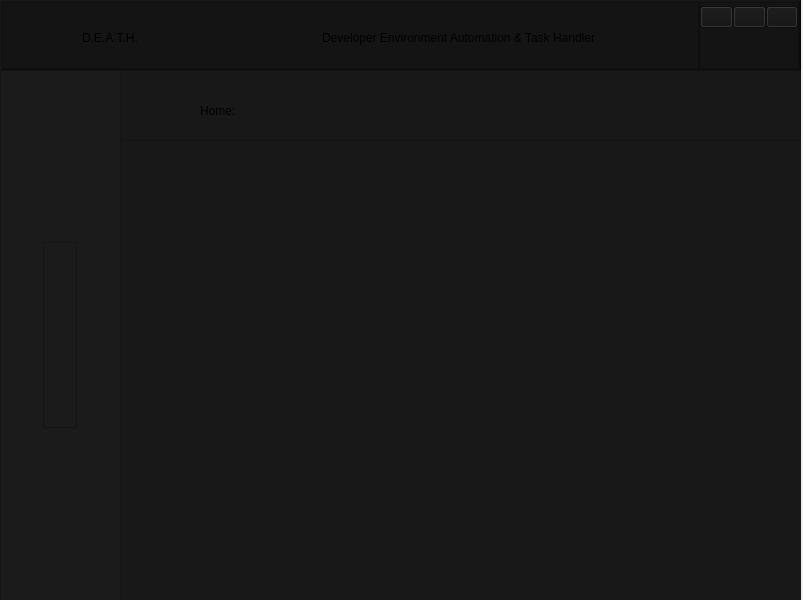
ThatNerd404/D.E.A.T.H, file Gui/Main_Gui.ui: the form before one commit.
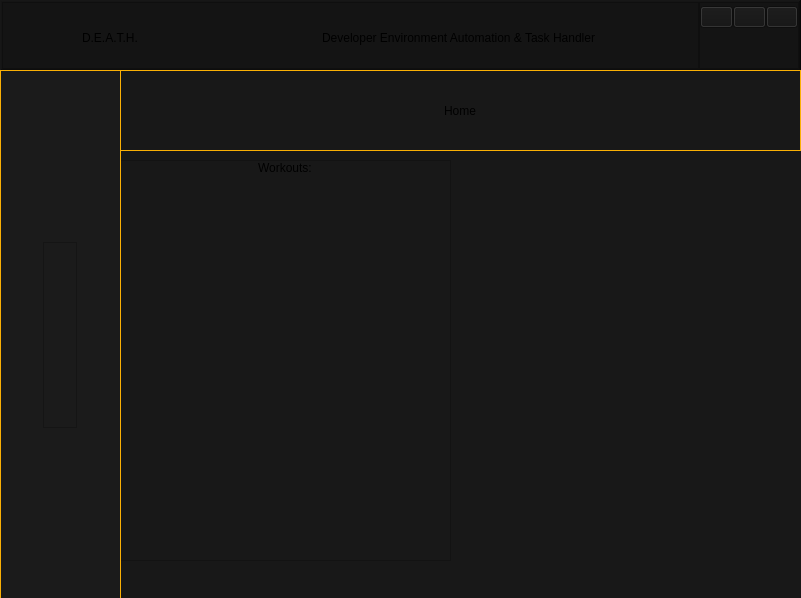
The form after the commit. Icons and pictures are not drawn.

What changed in the file:
```diff
--- a/Gui/Main_Gui.ui
+++ b/Gui/Main_Gui.ui
@@ -6,8 +6,8 @@
    <rect>
     <x>0</x>
     <y>0</y>
-    <width>803</width>
-    <height>600</height>
+    <width>801</width>
+    <height>598</height>
    </rect>
   </property>
   <property name="maximumSize">
@@ -228,12 +228,12 @@
      <rect>
       <x>0</x>
       <y>70</y>
-      <width>801</width>
+      <width>811</width>
       <height>531</height>
      </rect>
     </property>
     <property name="styleSheet">
-     <string notr="true">background-color: blue</string>
+     <string notr="true"/>
     </property>
     <property name="frameShape">
      <enum>QFrame::StyledPanel</enum>
@@ -263,32 +263,113 @@
          <x>0</x>
          <y>0</y>
          <width>681</width>
-         <height>71</height>
+         <height>81</height>
         </rect>
        </property>
+       <property name="styleSheet">
+        <string notr="true">#Home_Title{border-width:1px;
+border-style:solid;
+border-color: rgb(250,176,5)}</string>
+       </property>
        <property name="frameShape">
         <enum>QFrame::StyledPanel</enum>
        </property>
        <property name="frameShadow">
         <enum>QFrame::Raised</enum>
        </property>
-       <widget class="QLabel" name="title">
-        <property name="geometry">
-         <rect>
-          <x>80</x>
-          <y>20</y>
-          <width>111</width>
-          <height>41</height>
-         </rect>
+       <layout class="QVBoxLayout" name="verticalLayout_3">
+        <property name="spacing">
+         <number>0</number>
         </property>
-        <property name="styleSheet">
-         <string notr="true">
+        <property name="leftMargin">
+         <number>0</number>
+        </property>
+        <property name="topMargin">
+         <number>0</number>
+        </property>
+        <property name="rightMargin">
+         <number>0</number>
+        </property>
+        <property name="bottomMargin">
+         <number>0</number>
+        </property>
+        <item alignment="Qt::AlignHCenter">
+         <widget class="QLabel" name="title">
+          <property name="maximumSize">
+           <size>
+            <width>125</width>
+            <height>16777215</height>
+           </size>
+          </property>
+          <property name="styleSheet">
+           <string notr="true">
 font: 28pt &quot;Palatino Linotype&quot;;</string>
+          </property>
+          <property name="text">
+           <string>Home</string>
+          </property>
+         </widget>
+        </item>
+       </layout>
+      </widget>
+      <widget class="QFrame" name="Workouts_section">
+       <property name="geometry">
+        <rect>
+         <x>0</x>
+         <y>90</y>
+         <width>331</width>
+         <height>401</height>
+        </rect>
+       </property>
+       <property name="styleSheet">
+        <string notr="true"/>
+       </property>
+       <property name="frameShape">
+        <enum>QFrame::StyledPanel</enum>
+       </property>
+       <property name="frameShadow">
+        <enum>QFrame::Raised</enum>
+       </property>
+       <layout class="QVBoxLayout" name="verticalLayout_4">
+        <property name="spacing">
+         <number>0</number>
         </property>
-        <property name="text">
-         <string>Home:</string>
+        <property name="leftMargin">
+         <number>0</number>
         </property>
-       </widget>
+        <property name="topMargin">
+         <number>0</number>
+        </property>
+        <property name="rightMargin">
+         <number>0</number>
+        </property>
+        <property name="bottomMargin">
+         <number>0</number>
+        </property>
+        <item alignment="Qt::AlignHCenter|Qt::AlignTop">
+         <widget class="QLabel" name="Workouts_title">
+          <property name="maximumSize">
+           <size>
+            <width>150</width>
+            <height>75</height>
+           </size>
+          </property>
+          <property name="styleSheet">
+           <string notr="true">font: 24pt &quot;Palatino Linotype&quot;;</string>
+          </property>
+          <property name="text">
+           <string>Workouts:</string>
+          </property>
+         </widget>
+        </item>
+        <item>
+         <widget class="QLabel" name="Workout_Items">
+          <property name="text">
+           <string/>
+          </property>
+         </widget>
+        </item>
+       </layout>
       </widget>
      </widget>
      <widget class="QWidget" name="page_2"/>
@@ -307,7 +388,14 @@
      </property>
      <property name="styleSheet">
       <string notr="true">QFrame{background-color: rgb(27,27,27)}
+
+#Side_Bar{
+border-color:rgb(250,176,5);
+border-width:1px;
+border-style:solid;}
+
 QPushButton{border-radius:5px; background-color: rgb(27,27,27)}
+
 QPushButton:hover{background-color:rgba(250,176,5,0.05)}</string>
      </property>
      <property name="frameShape">
```
Left out of the diff: 8 changed lines with no effect on the pictures.
